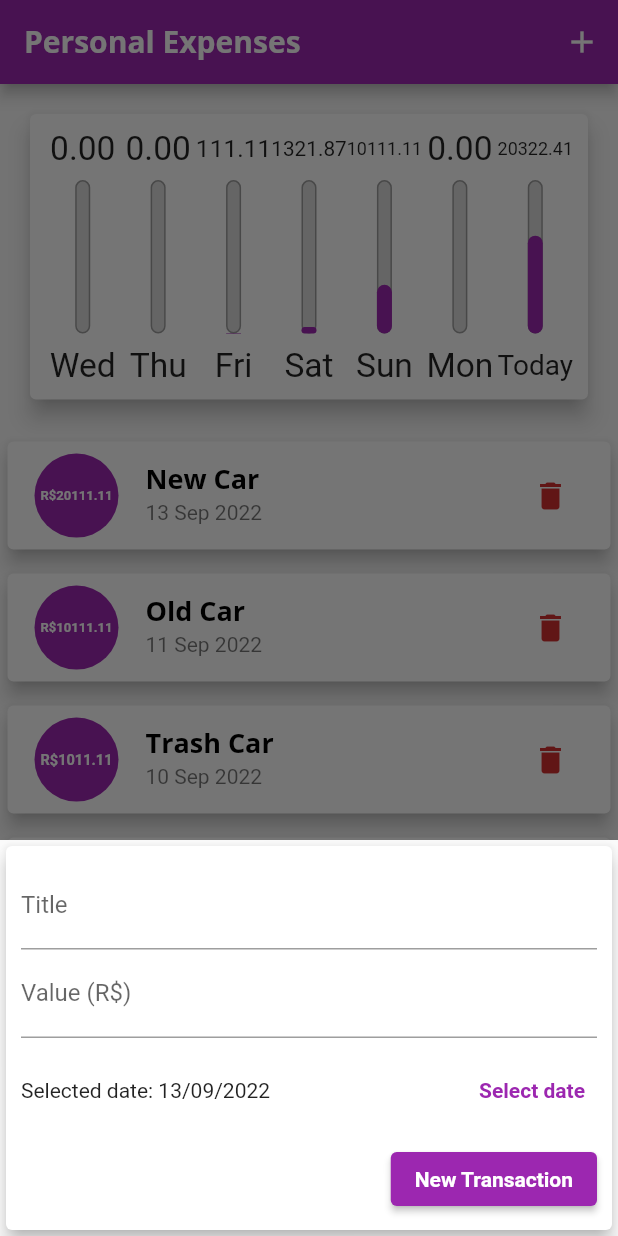
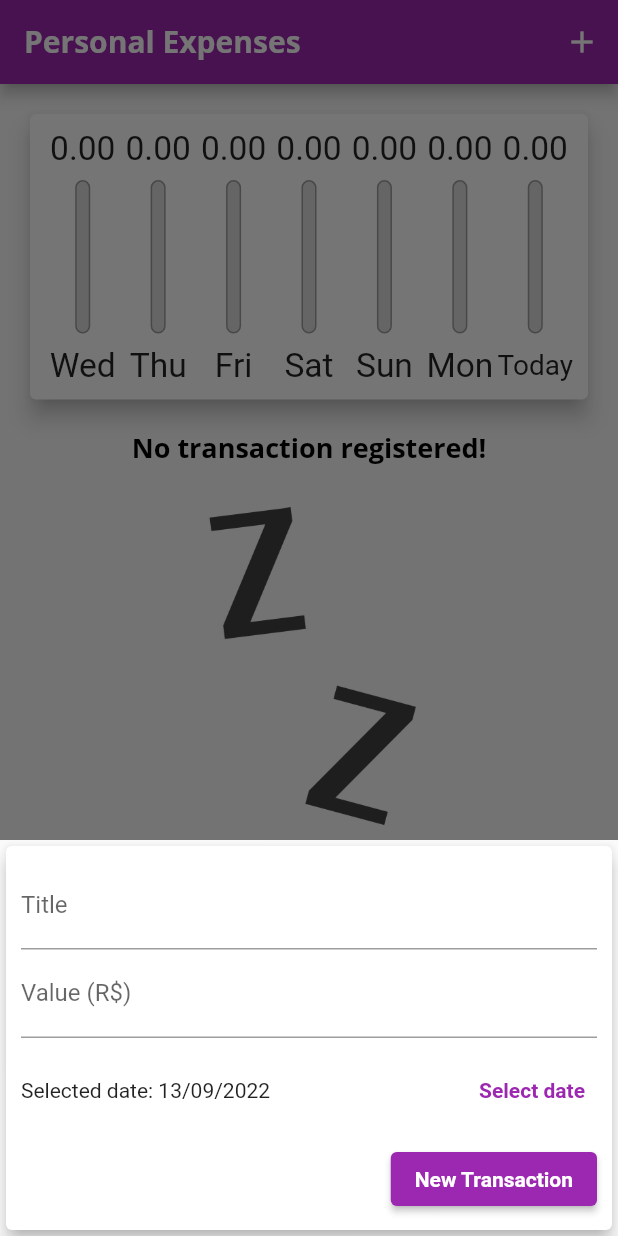
Before and after one commit to caiovcruz/expenses, a Flutter app: the screen it shows after launch, after a tap on the "add" icon, on a phone screen of 412 x 824 dp. Run offline on Flutter 3.47's test engine with Material 2 defaults, Android fonts, the phone set to English and light mode, and no system bars.

Commit message:
Transaction list refactoring

```diff
--- a/lib/components/adaptative_button.dart
+++ b/lib/components/adaptative_button.dart
@@ -4,12 +4,14 @@ import 'package:flutter/cupertino.dart';
 import 'package:flutter/material.dart';
 
 class AdaptativeButton extends StatelessWidget {
-  const AdaptativeButton(
-      {Key? key, required this.label, required this.onPressed})
-      : super(key: key);
-
   final String label;
   final Function() onPressed;
+
+  const AdaptativeButton({
+    Key? key,
+    required this.label,
+    required this.onPressed,
+  }) : super(key: key);
 
   @override
   Widget build(BuildContext context) {
--- a/lib/components/adaptative_date_picker.dart
+++ b/lib/components/adaptative_date_picker.dart
@@ -5,14 +5,14 @@ import 'package:flutter/material.dart';
 import 'package:intl/intl.dart';
 
 class AdaptativeDatePicker extends StatelessWidget {
+  final DateTime? selectedDate;
+  final Function(DateTime?) onDatePicked;
+
   const AdaptativeDatePicker({
     Key? key,
     this.selectedDate,
     required this.onDatePicked,
   }) : super(key: key);
-
-  final DateTime? selectedDate;
-  final Function(DateTime?) onDatePicked;
 
   _showDatePicker(BuildContext context) {
     showDatePicker(
--- a/lib/components/adaptative_text_field.dart
+++ b/lib/components/adaptative_text_field.dart
@@ -4,6 +4,12 @@ import 'package:flutter/cupertino.dart';
 import 'package:flutter/material.dart';
 
 class AdaptativeTextField extends StatelessWidget {
+  final TextEditingController controller;
+  final String label;
+  final TextInputType? keyboardType;
+  final Function(String)? onChanged;
+  final Function(String)? onSubmitted;
+
   const AdaptativeTextField({
     Key? key,
     required this.controller,
@@ -12,12 +18,6 @@ class AdaptativeTextField extends StatelessWidget {
     this.onChanged,
     this.onSubmitted,
   }) : super(key: key);
-
-  final TextEditingController controller;
-  final String label;
-  final TextInputType? keyboardType;
-  final Function(String)? onChanged;
-  final Function(String)? onSubmitted;
 
   @override
   Widget build(BuildContext context) {
--- a/lib/components/chart.dart
+++ b/lib/components/chart.dart
@@ -5,9 +5,12 @@ import '../models/transaction.dart';
 import 'chart_bar.dart';
 
 class Chart extends StatelessWidget {
-  const Chart({Key? key, required this.recentTransaction}) : super(key: key);
+  final List<Transaction> recentTransaction;
 
-  final List<Transaction> recentTransaction;
+  const Chart({
+    Key? key,
+    required this.recentTransaction,
+  }) : super(key: key);
 
   List<Map<String, Object>> get groupedTransactions {
     return List.generate(7, (index) {
--- a/lib/components/chart_bar.dart
+++ b/lib/components/chart_bar.dart
@@ -1,16 +1,16 @@
 import 'package:flutter/material.dart';
 
 class ChartBar extends StatelessWidget {
+  final String label;
+  final double value;
+  final double percentage;
+
   const ChartBar({
     Key? key,
     required this.label,
     required this.value,
     required this.percentage,
   }) : super(key: key);
-
-  final String label;
-  final double value;
-  final double percentage;
 
   @override
   Widget build(BuildContext context) {
--- a/lib/components/home_page.dart
+++ b/lib/components/home_page.dart
@@ -17,50 +17,7 @@ class HomePage extends StatefulWidget {
 }
 
 class _HomePageState extends State<HomePage> {
-  final List<Transaction> _transactions = [
-    Transaction(
-      id: 't0',
-      title: 'Old Bill',
-      value: 400.00,
-      date: DateTime.now().subtract(const Duration(days: 33)),
-    ),
-    Transaction(
-      id: 't1',
-      title: 'New Running Shoes',
-      value: 310.76,
-      date: DateTime.now().subtract(const Duration(days: 3)),
-    ),
-    Transaction(
-      id: 't2',
-      title: 'Electricity Bill',
-      value: 211.30,
-      date: DateTime.now(),
-    ),
-    Transaction(
-      id: 't3',
-      title: 'Car Bill',
-      value: 111.11,
-      date: DateTime.now().subtract(const Duration(days: 4)),
-    ),
-    Transaction(
-      id: 't4',
-      title: 'Trash Car',
-      value: 1011.11,
-      date: DateTime.now().subtract(const Duration(days: 3)),
-    ),
-    Transaction(
-      id: 't5',
-      title: 'Old Car',
-      value: 10111.11,
-      date: DateTime.now().subtract(const Duration(days: 2)),
-    ),
-    Transaction(
-      id: 't6',
-      title: 'New Car',
-      value: 20111.11,
-      date: DateTime.now(),
-    ),
-  ];
+  final List<Transaction> _transactions = [];
 
   bool _showChart = false;
 
--- a/lib/components/transaction_form.dart
+++ b/lib/components/transaction_form.dart
@@ -7,7 +7,10 @@ import 'adaptative_text_field.dart';
 class TransactionForm extends StatefulWidget {
   final void Function(String, double, DateTime) onSubmit;
 
-  const TransactionForm({Key? key, required this.onSubmit}) : super(key: key);
+  const TransactionForm({
+    Key? key,
+    required this.onSubmit,
+  }) : super(key: key);
 
   @override
   State<TransactionForm> createState() => _TransactionFormState();
--- a/lib/components/transaction_list.dart
+++ b/lib/components/transaction_list.dart
@@ -1,7 +1,7 @@
 import 'package:flutter/material.dart';
-import 'package:intl/intl.dart';
 
 import '../models/transaction.dart';
+import 'transaction_list_item.dart';
 
 class TransactionList extends StatelessWidget {
   final List<Transaction> transactions;
@@ -39,49 +39,9 @@ class TransactionList extends StatelessWidget {
         : ListView.builder(
             itemCount: transactions.length,
             itemBuilder: (context, index) {
-              final tr = transactions[index];
-              return Card(
-                elevation: 5,
-                margin: const EdgeInsets.symmetric(
-                  vertical: 8,
-                  horizontal: 5,
-                ),
-                child: ListTile(
-                  leading: CircleAvatar(
-                    radius: 30,
-                    backgroundColor: Theme.of(context).colorScheme.primary,
-                    child: Padding(
-                      padding: const EdgeInsets.all(6),
-                      child: FittedBox(
-                        child: Text(
-                          'R\$${tr.value.toStringAsFixed(2)}',
-                          style: Theme.of(context).textTheme.button,
-                        ),
-                      ),
-                    ),
-                  ),
-                  title: Text(
-                    tr.title,
-                    style: Theme.of(context).textTheme.headline6,
-                  ),
-                  subtitle: Text(
-                    DateFormat('dd MMM yyyy').format(tr.date),
-                  ),
-                  trailing: MediaQuery.of(context).size.width > 480
-                      ? TextButton.icon(
-                          onPressed: () => onDelete(tr.id),
-                          icon: const Icon(Icons.delete),
-                          label: const Text('Delete'),
-                          style: TextButton.styleFrom(
-                            primary: Theme.of(context).colorScheme.error,
-                          ),
-                        )
-                      : IconButton(
-                          icon: const Icon(Icons.delete),
-                          color: Theme.of(context).colorScheme.error,
-                          onPressed: () => onDelete(tr.id),
-                        ),
-                ),
+              return TransactionListItem(
+                item: transactions[index],
+                onDelete: onDelete,
               );
             },
           );
--- /dev/null
+++ b/lib/components/transaction_list_item.dart
@@ -0,0 +1,62 @@
+import 'package:flutter/material.dart';
+import 'package:intl/intl.dart';
+
+import '../models/transaction.dart';
+
+class TransactionListItem extends StatelessWidget {
+  final Transaction item;
+  final void Function(String) onDelete;
+
+  const TransactionListItem({
+    Key? key,
+    required this.item,
+    required this.onDelete,
+  }) : super(key: key);
+
+  @override
+  Widget build(BuildContext context) {
+    return Card(
+      elevation: 5,
+      margin: const EdgeInsets.symmetric(
+        vertical: 8,
+        horizontal: 5,
+      ),
+      child: ListTile(
+        leading: CircleAvatar(
+          radius: 30,
+          backgroundColor: Theme.of(context).colorScheme.primary,
+          child: Padding(
+            padding: const EdgeInsets.all(6),
+            child: FittedBox(
+              child: Text(
+                'R\$${item.value.toStringAsFixed(2)}',
+                style: Theme.of(context).textTheme.button,
+              ),
+            ),
+          ),
+        ),
+        title: Text(
+          item.title,
+          style: Theme.of(context).textTheme.headline6,
+        ),
+        subtitle: Text(
+          DateFormat('dd MMM yyyy').format(item.date),
+        ),
+        trailing: MediaQuery.of(context).size.width > 480
+            ? TextButton.icon(
+                onPressed: () => onDelete(item.id),
+                icon: const Icon(Icons.delete),
+                label: const Text('Delete'),
+                style: TextButton.styleFrom(
+                  primary: Theme.of(context).colorScheme.error,
+                ),
+              )
+            : IconButton(
+                icon: const Icon(Icons.delete),
+                color: Theme.of(context).colorScheme.error,
+                onPressed: () => onDelete(item.id),
+              ),
+      ),
+    );
+  }
+}
```
